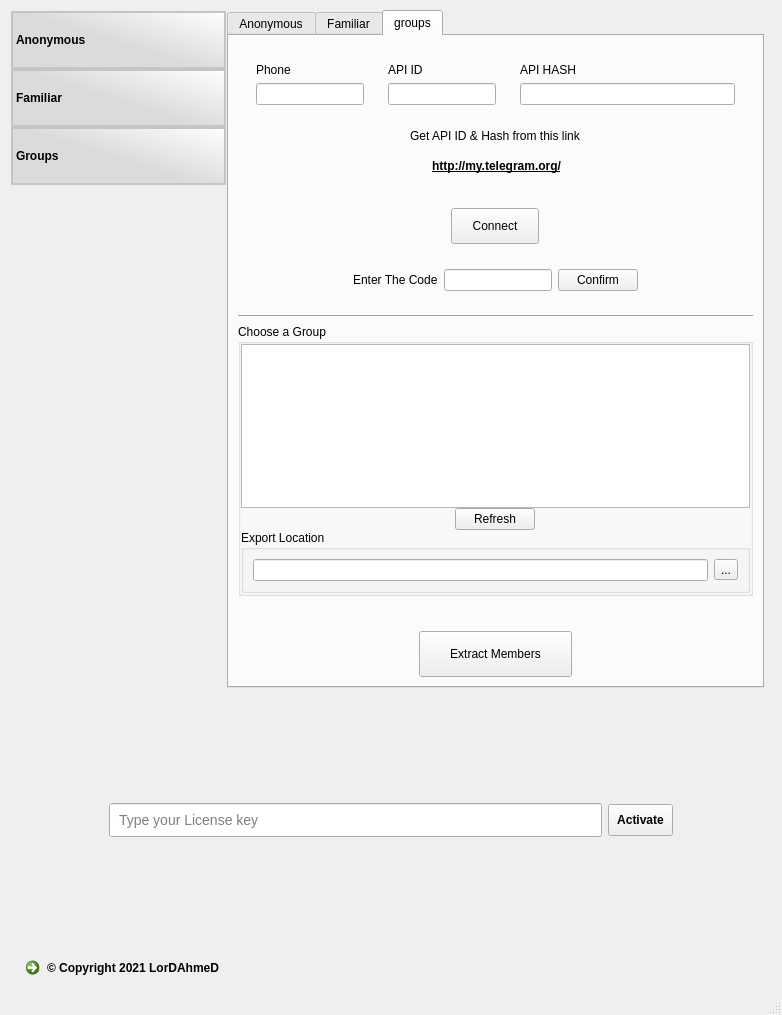
Old version of the form untitled.ui in the repository thelordahmed/telegram-sender.
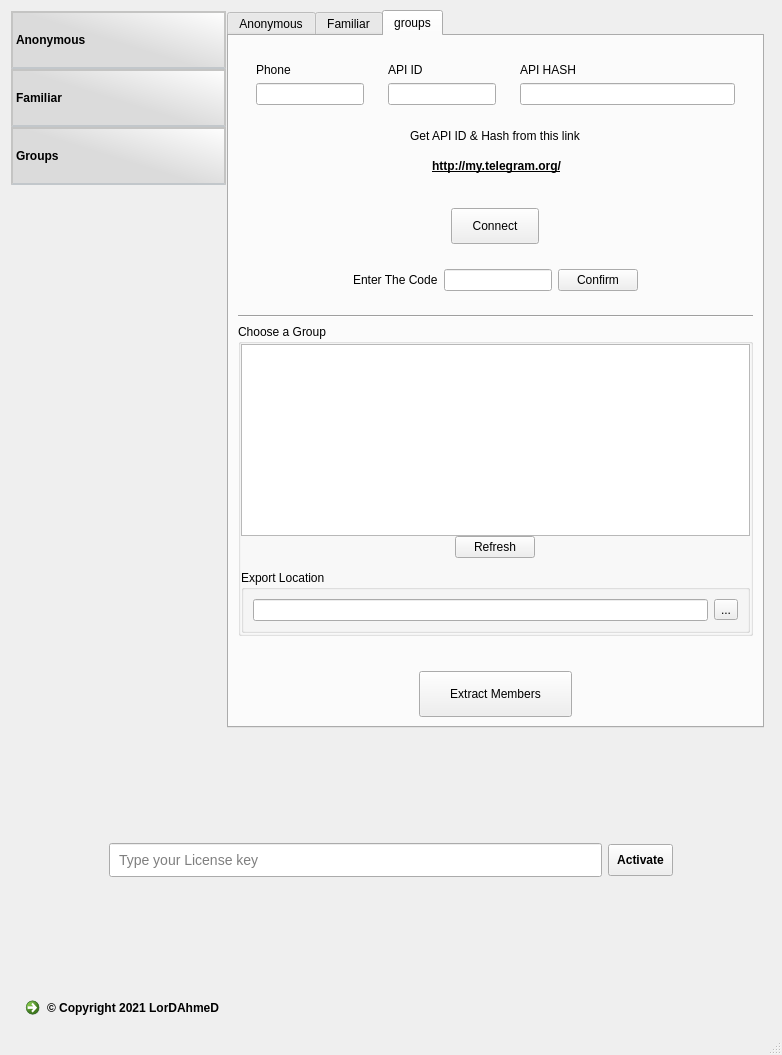
New version of the form. The open tabs and pages were chosen to show the change. Icons and pictures are not drawn.

Patch:
```diff
--- a/untitled.ui
+++ b/untitled.ui
@@ -7,7 +7,7 @@
     <x>0</x>
     <y>0</y>
     <width>782</width>
-    <height>1015</height>
+    <height>1055</height>
    </rect>
   </property>
   <property name="windowTitle">
@@ -1643,7 +1643,7 @@
               </widget>
              </item>
              <item>
-              <widget class="QFrame" name="">
+              <widget class="QFrame" name="frame">
                <property name="sizePolicy">
                 <sizepolicy hsizetype="Preferred" vsizetype="Maximum">
                  <horstretch>0</horstretch>
@@ -1814,7 +1814,7 @@
                  </widget>
                 </item>
                 <item>
-                 <widget class="QGroupBox" name="">
+                 <widget class="QGroupBox" name="groupBox">
                   <property name="title">
                    <string>Export Location</string>
                   </property>
```
Left out of the diff: 6 changed lines with no effect on the pictures.
